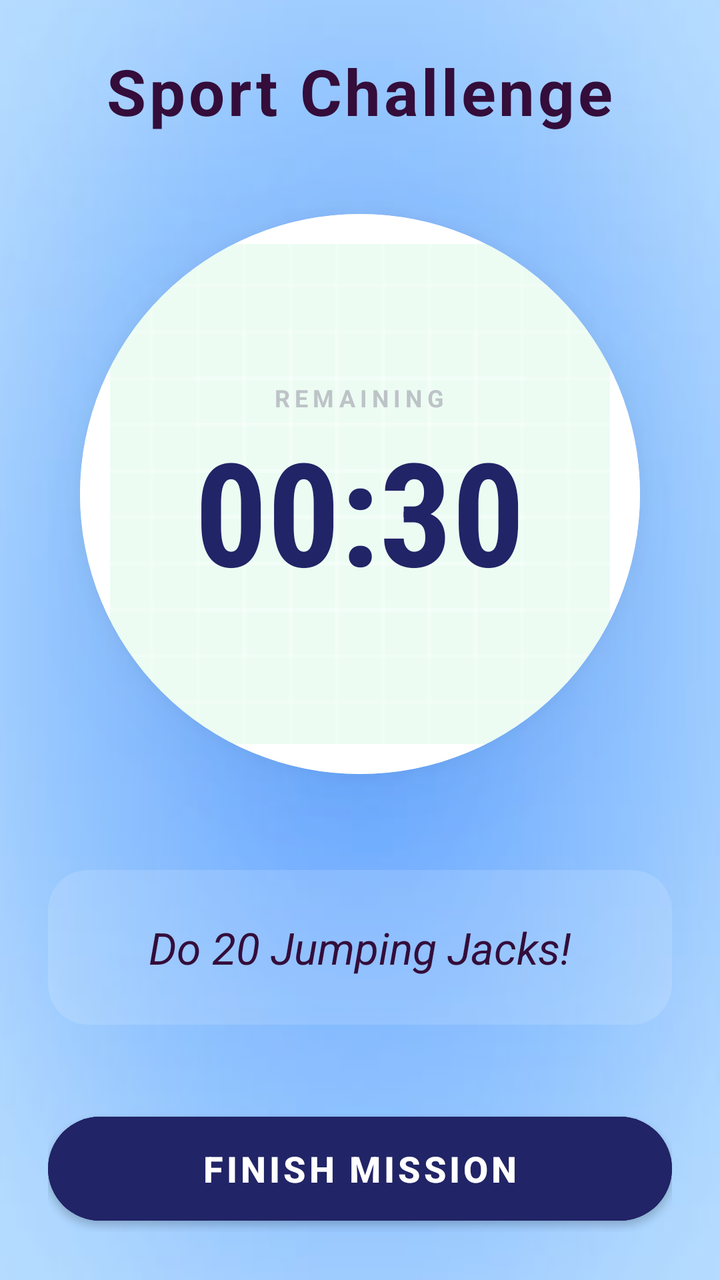
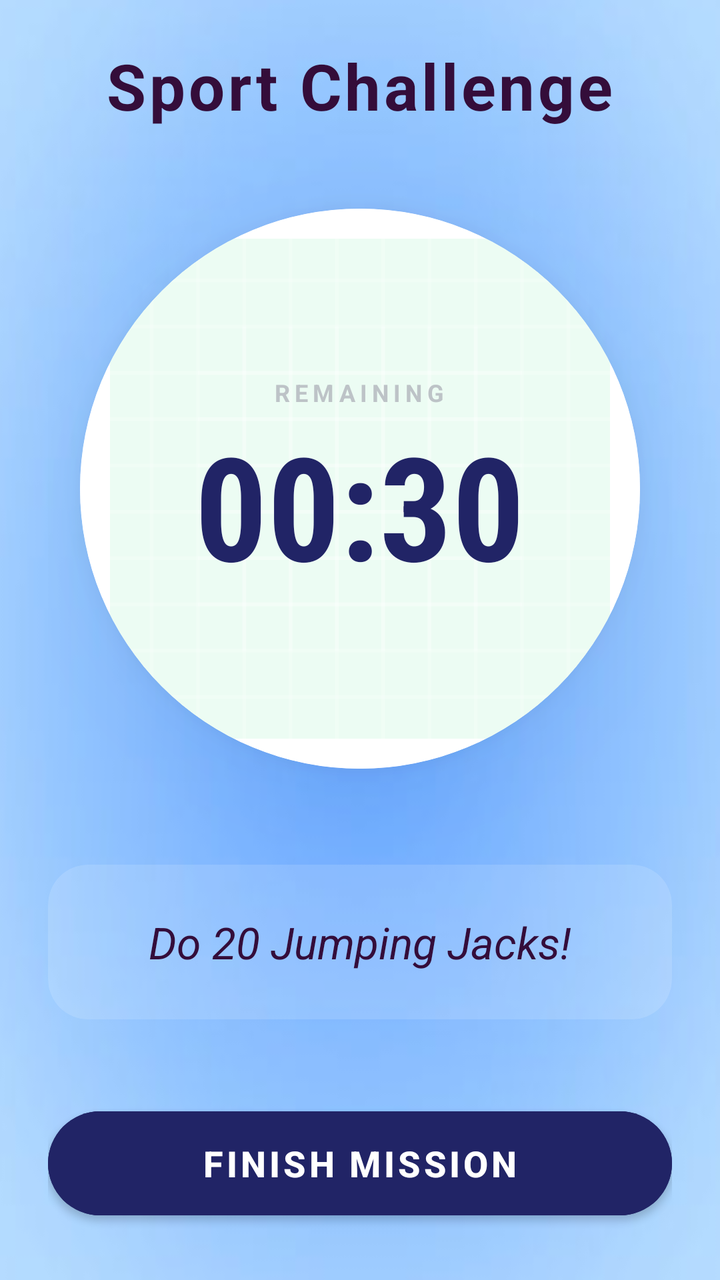

Before-and-after screenshots of an Android layout around one commit, followed by the original layout XML and the change that was made.
<!-- AndroidManifest.xml: application theme Theme.ReemaFinal2 -->
<!-- res/layout/activity_play_quest.xml -->
<?xml version="1.0" encoding="utf-8"?>
<LinearLayout xmlns:android="http://schemas.android.com/apk/res/android"
    xmlns:app="http://schemas.android.com/apk/res-auto"
    android:layout_width="match_parent"
    android:layout_height="match_parent"
    android:background="@mipmap/bg_sport_gradient2_foreground"
    android:gravity="center"
    android:orientation="vertical"
    android:padding="24dp">

    
    <TextView
        android:id="@+id/tvQuestTitle"
        android:layout_width="wrap_content"
        android:layout_height="wrap_content"
        android:text="Sport Challenge"
        android:textColor="#340D3A"
        android:textSize="32sp"
        android:letterSpacing="0.05"
        android:textStyle="bold"
        android:layout_marginBottom="40dp"/>

    
    <androidx.cardview.widget.CardView
        android:layout_width="280dp"
        android:layout_height="280dp"
        app:cardCornerRadius="140dp"
        app:cardElevation="20dp"
        android:layout_marginBottom="48dp">

        <FrameLayout
            android:layout_width="match_parent"
            android:layout_height="match_parent"
            android:background="#FFFFFF">

            
            <View
                android:layout_width="250dp"
                android:layout_height="250dp"
                android:layout_gravity="center"
                android:background="@drawable/bg_sport_gradient_background"
                android:alpha="0.1" />

            
            <LinearLayout
                android:layout_width="wrap_content"
                android:layout_height="wrap_content"
                android:layout_gravity="center"
                android:orientation="vertical"
                android:gravity="center">

                <TextView
                    android:layout_width="wrap_content"
                    android:layout_height="wrap_content"
                    android:text="REMAINING"
                    android:textSize="12sp"
                    android:textColor="#BDC3C7"
                    android:letterSpacing="0.2"
                    android:textStyle="bold" />

                <TextView
                    android:id="@+id/tvTimer"
                    android:layout_width="wrap_content"
                    android:layout_height="wrap_content"
                    android:text="00:30"
                    android:textColor="#212466"
                    android:textSize="72sp"
                    android:textStyle="bold"
                    android:fontFamily="sans-serif-condensed" />
            </LinearLayout>

        </FrameLayout>
    </androidx.cardview.widget.CardView>

    
    <androidx.cardview.widget.CardView
        android:layout_width="match_parent"
        android:layout_height="wrap_content"
        app:cardCornerRadius="20dp"
        app:cardElevation="0dp"
        app:cardBackgroundColor="#22FFFFFF"
        android:layout_marginBottom="40dp">

        <TextView
            android:id="@+id/tvInstructions"
            android:layout_width="match_parent"
            android:layout_height="wrap_content"
            android:padding="24dp"
            android:text="Do 20 Jumping Jacks!"
            android:textColor="#340D3A"
            android:textSize="22sp"
            android:textStyle="italic"
            android:gravity="center"/>
    </androidx.cardview.widget.CardView>

    
    <com.google.android.material.button.MaterialButton
        android:id="@+id/btnDone"
        android:layout_width="match_parent"
        android:layout_height="64dp"
        android:text="FINISH MISSION"
        android:textSize="18sp"
        android:textStyle="bold"
        android:textColor="#FFFFFF"
        app:cornerRadius="32dp"
        android:backgroundTint="#212466"
        app:elevation="8dp" />

</LinearLayout>
<!-- resources referenced by this layout -->
<resources>
  <!-- drawable bg_sport_gradient_background: vector/xml drawable (drawable, 4866 chars, omitted) -->
  <!-- mipmap bg_sport_gradient2_foreground: webp bitmap (mipmap-hdpi, 9306 bytes) -->
  <style name="Theme.ReemaFinal2" parent="Base.Theme.ReemaFinal2" />
  <style name="Base.Theme.ReemaFinal2" parent="Theme.MaterialComponents.DayNight.NoActionBar">
          
      </style>
</resources>

<!-- the commit's change to res/layout/activity_play_quest.xml (unified diff, before → after) -->
@@ -95,7 +95,7 @@
 
     
     <com.google.android.material.button.MaterialButton
-        android:id="@+id/btnDone"
+        android:id="@+id/btnfinish"
         android:layout_width="match_parent"
         android:layout_height="64dp"
         android:text="FINISH MISSION"
@@ -105,5 +105,29 @@
         app:cornerRadius="32dp"
         android:backgroundTint="#212466"
         app:elevation="8dp" />
+    
+    <LinearLayout
+        android:layout_width="match_parent"
+        android:layout_height="wrap_content"
+        android:orientation="horizontal"
+        android:gravity="center"
+        android:layout_marginTop="5dp">
+
+        
+        <com.google.android.material.button.MaterialButton
+            android:id="@+id/btnStop"
+            android:layout_width="126dp"
+            android:layout_height="wrap_content"
+            android:backgroundTint="#FFFCFC"
+            android:text="STOP"
+            android:textColor="#212466"
+            android:textSize="18sp"
+            android:textStyle="bold"
+            app:cornerRadius="32dp"
+            app:elevation="4dp"
+            app:strokeColor="#212466"
+            app:strokeWidth="2dp" />
+
+    </LinearLayout>
 
 </LinearLayout>
